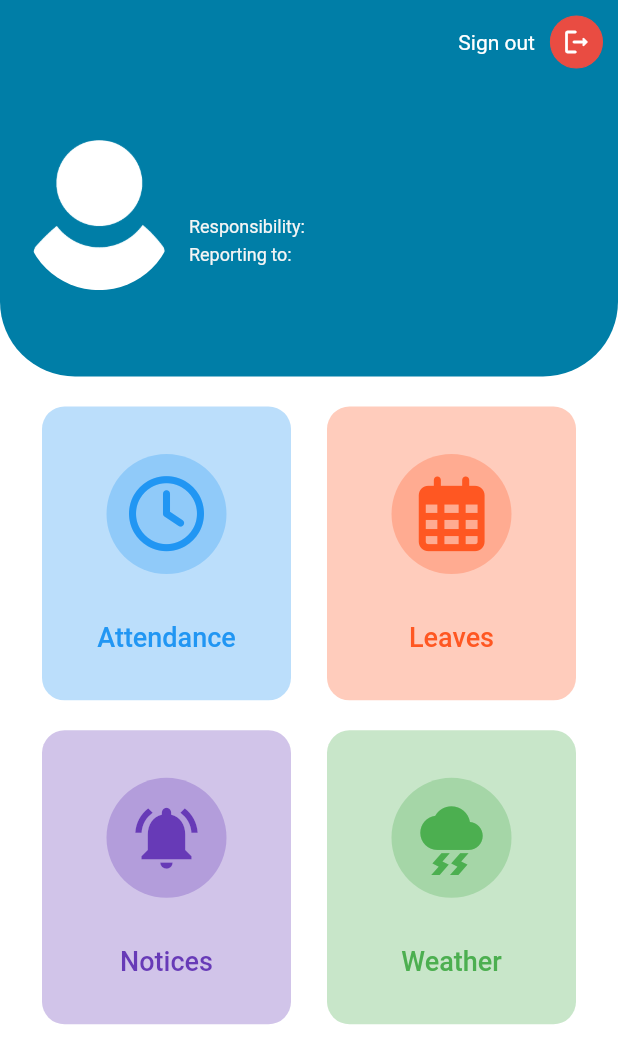
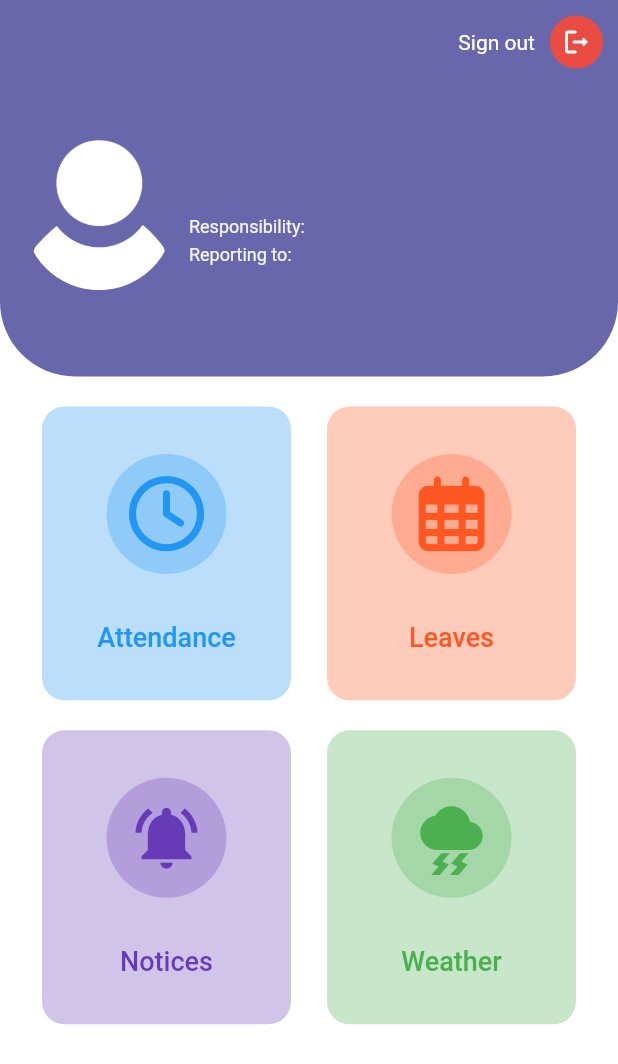
Before and after one commit to hunter7149/remark_attendance, a Flutter app: the HomeView screen opened directly with empty values, on a phone screen of 412 x 824 dp. Shown: the top 1064 px of the screen. Run offline on Flutter 3.47's test engine with Material 2 defaults, Android fonts, the phone set to English and light mode, and no system bars; drawn by our look-alikes of cached_network_image, zoom_tap_animation; our stand-ins replace cloud_firestore, date_time_picker, dio, expandable, firebase_core, firebase_messaging and 11 more; missing offline and left inert: dart:ffi, downloads_path_provider_28, flutter_downloader, install_plugin_v2, ntp, platform_device_id and 1 more; accounts and stored records are empty; network calls fail; statements that could not run were skipped.

Commit message:
Snackbar changed,gridview fixed

```diff
--- a/lib/app/modules/home/controllers/home_controller.dart
+++ b/lib/app/modules/home/controllers/home_controller.dart
@@ -1,12 +1,26 @@
+import 'dart:math';
+
 import 'package:attendance/app/api/repository/repository.dart';
 import 'package:attendance/app/api/service/connection_checker.dart';
 import 'package:attendance/app/api/service/prefrences.dart';
+import 'package:attendance/app/data/globals/app_colors.dart';
 import 'package:attendance/app/routes/app_pages.dart';
 import 'package:flutter/material.dart';
 import 'package:get/get.dart';
 import 'package:get_storage/get_storage.dart';
 
 class HomeController extends GetxController {
+  List<Color> randomeColor = [
+    AppColors.modernBlue,
+    AppColors.modernGreen,
+    AppColors.modernPurple,
+    AppColors.modernRed,
+    AppColors.modernCoolPink,
+    AppColors.modernSexyRed,
+    AppColors.modernChocolate,
+    AppColors.modernPlantation
+  ];
+  RxInt randome = 0.obs;
   RxMap<String, dynamic> userInfo = <String, dynamic>{
     "userId": 123456,
     "profileImage": "web link",
@@ -188,6 +202,8 @@ class HomeController extends GetxController {
             update();
             Get.snackbar("Success", "${value['result']}",
                 colorText: Colors.white,
+                borderRadius: 0,
+                animationDuration: Duration(seconds: 0),
                 backgroundColor: Colors.green,
                 snackPosition: SnackPosition.BOTTOM);
 
@@ -200,6 +216,8 @@ class HomeController extends GetxController {
             update();
             Get.snackbar("Success", "${value['result']}",
                 colorText: Colors.white,
+                borderRadius: 0,
+                animationDuration: Duration(seconds: 0),
                 backgroundColor: Colors.red,
                 snackPosition: SnackPosition.BOTTOM);
           }
@@ -210,6 +228,8 @@ class HomeController extends GetxController {
         Get.snackbar("FAILED", "SERVER ERROR",
             colorText: Colors.white,
             backgroundColor: Colors.red,
+            borderRadius: 0,
+            animationDuration: Duration(seconds: 0),
             snackPosition: SnackPosition.BOTTOM);
       }
     } else {
@@ -217,6 +237,8 @@ class HomeController extends GetxController {
       update();
       Get.snackbar("NO INTERNET", "PLEASE ENABLE INTERNET",
           colorText: Colors.white,
+          borderRadius: 0,
+          animationDuration: Duration(seconds: 0),
           backgroundColor: Colors.red,
           snackPosition: SnackPosition.BOTTOM);
     }
@@ -232,6 +254,7 @@ class HomeController extends GetxController {
     userProfile.clear();
     userProfile.value = data ?? {};
     userProfile.refresh();
+    randome.value = Random().nextInt(7);
     update();
   }
 
--- a/lib/app/modules/home/views/home_view.dart
+++ b/lib/app/modules/home/views/home_view.dart
@@ -1,3 +1,4 @@
+import 'dart:math';
 import 'dart:ui';
 
 import 'package:attendance/app/api/service/prefrences.dart';
@@ -36,7 +37,7 @@ class HomeView extends GetView<HomeController> {
           // ),
           elevation: 0,
           automaticallyImplyLeading: false,
-          backgroundColor: AppColors.modernBlue,
+          backgroundColor: controller.randomeColor[controller.randome.value],
           // title: Text(
           //   'Dashboard',
           //   style: TextStyle(color: Colors.grey.shade100),
@@ -90,7 +91,8 @@ class HomeView extends GetView<HomeController> {
                       // height: 400,
                       padding: EdgeInsets.all(16),
                       decoration: BoxDecoration(
-                        color: AppColors.modernBlue,
+                        color:
+                            controller.randomeColor[controller.randome.value],
                         // color: Colors.grey.shade100,
                         borderRadius: BorderRadius.only(
                             bottomLeft: Radius.circular(50),
@@ -267,7 +269,7 @@ class HomeView extends GetView<HomeController> {
                 // height: MediaQuery.of(context).size.height / 1.5,
                 child: GridView.count(
                     //scrollDirection: Axis.vertical,
-                    crossAxisCount: 2,
+                    crossAxisCount: _getCrossAxisCount(context),
                     childAspectRatio: (0.88),
                     shrinkWrap: true,
                     children: [
@@ -485,4 +487,15 @@ class HomeView extends GetView<HomeController> {
               ),
             ));
   }
+
+  int _getCrossAxisCount(BuildContext context) {
+    final screenWidth = MediaQuery.of(context).size.width;
+    final itemWidth = 200; // Adjust this value based on your item's width
+    final crossAxisCount = (screenWidth / itemWidth).floor();
+    if (crossAxisCount == 1) {
+      return 2;
+    } else {
+      return crossAxisCount;
+    }
+  }
 }
```
Also changed, not shown: lib/app/modules/attendancescreen/controllers/attendancescreen_controller.dart (+52 -24 lines), lib/app/modules/leavescreen/controllers/leavescreen_controller.dart (+9 -4 lines), lib/app/modules/loginscreen/controllers/loginscreen_controller.dart (+10 -2 lines), pubspec.lock, 2 other files.
